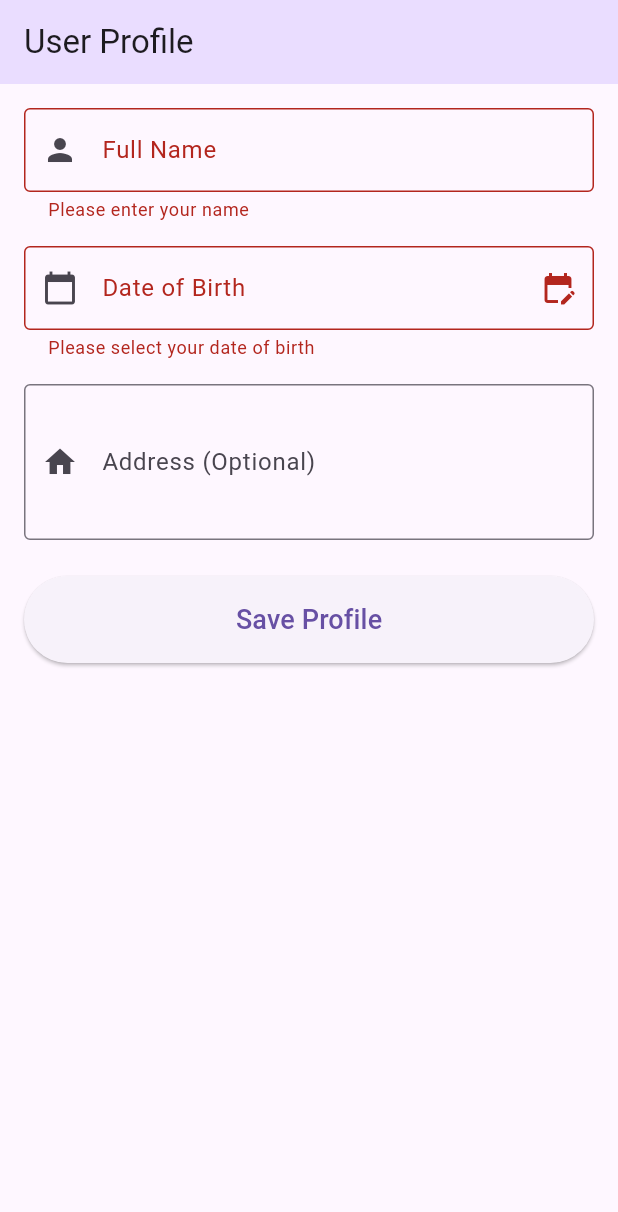
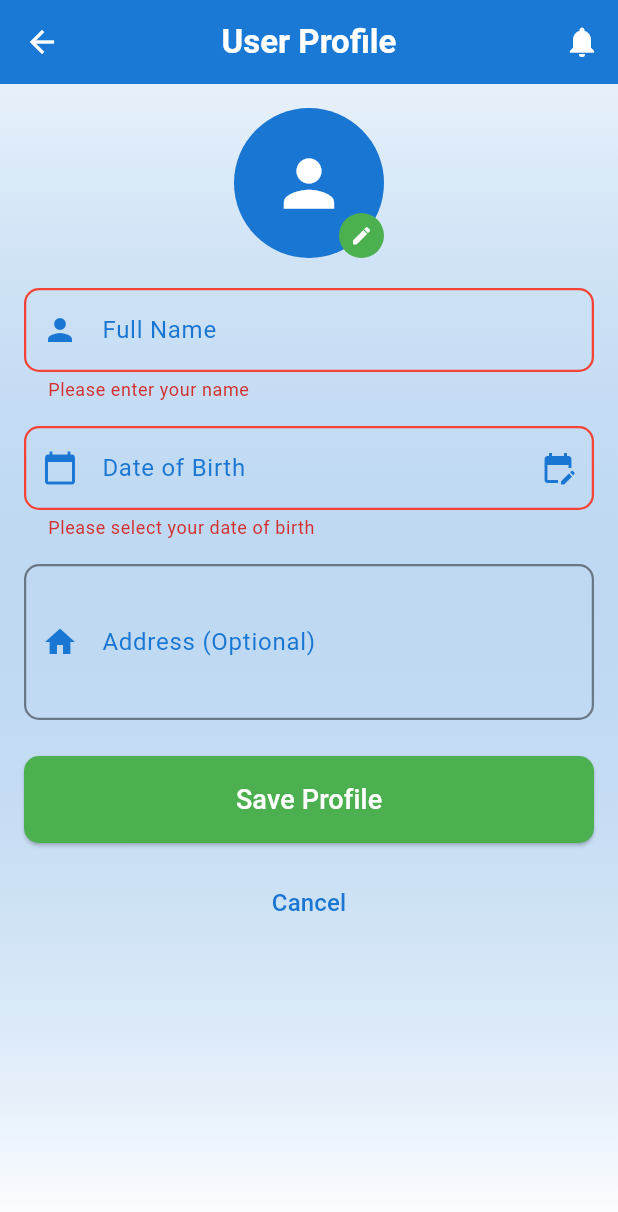
Before and after one commit to Jaslyn1191/hellohackers, a Flutter app: the ProfilePage screen opened directly, after a tap on "Save Profile", on a phone screen of 412 x 824 dp. Shown: the top 1212 px of the screen. Run offline on Flutter 3.47's test engine with Material 3 defaults, Android fonts, the phone set to English and light mode, and no system bars.

Commit message:
Added user profile icon and change theme colours

```diff
--- a/lib/profile_page.dart
+++ b/lib/profile_page.dart
@@ -1,6 +1,5 @@
 import 'package:flutter/material.dart';
 
-// This is a StatefulWidget because its content (the text in the form fields) can change.
 class ProfilePage extends StatefulWidget {
   const ProfilePage({super.key});
 
@@ -9,53 +8,52 @@ class ProfilePage extends StatefulWidget {
 }
 
 class _ProfilePageState extends State<ProfilePage> {
-  // --- Key for the Form widget ---
-  // This key is used to uniquely identify the form and manage its state (like validation).
   final _formKey = GlobalKey<FormState>();
-
-  // --- Controllers for Text Fields ---
-  // Controllers listen to and control the text inside a TextFormField.
   final TextEditingController _nameController = TextEditingController();
   final TextEditingController _dobController = TextEditingController();
   final TextEditingController _addressController = TextEditingController();
 
-  // --- Function to select a date (for Date of Birth) ---
   Future<void> _selectDate(BuildContext context) async {
-    // Show the date picker dialog
     final DateTime? picked = await showDatePicker(
       context: context,
       initialDate: DateTime.now(),
-      firstDate: DateTime(1900), // Earliest date allowed
-      lastDate: DateTime.now(), // Latest date allowed (today)
+      firstDate: DateTime(1900),
+      lastDate: DateTime.now(),
+      builder: (context, child) {
+        return Theme(
+          data: Theme.of(context).copyWith(
+            colorScheme: const ColorScheme.light(
+              primary: Color(0xFF1976D2), // Darker blue header
+              onPrimary: Colors.white,
+              onSurface: Colors.black,
+            ),
+          ),
+          child: child!,
         );
-    // If a date was picked and it's different from the current one
+      },
+    );
     if (picked != null) {
       setState(() {
-        // Format the DateTime object to a simple String (YYYY-MM-DD)
-        // You can format this differently, e.g., using the `intl` package.
         _dobController.text = "${picked.year}-${picked.month}-${picked.day}";
       });
     }
   }
 
-  // --- Function called when the "Save Profile" button is pressed ---
   void _saveProfile() {
-    // Validate all the form fields that have a `validator` function.
     if (_formKey.currentState!.validate()) {
-      // If the form is valid, show a success message.
-      // In a real app, you would save this data to a database (like Firebase) here.
       ScaffoldMessenger.of(context).showSnackBar(
-        const SnackBar(content: Text('Profile Saved! (Simulated)')),
+        SnackBar(
+          content: const Text('Profile Saved!'),
+          backgroundColor: Colors.green,
+          behavior: SnackBarBehavior.floating,
+          shape: RoundedRectangleBorder(
+            borderRadius: BorderRadius.circular(10),
+          ),
+        ),
       );
-      // You can access the text from controllers like this:
-      // print('Name: ${_nameController.text}');
-      // print('DOB: ${_dobController.text}');
-      // print('Address: ${_addressController.text}');
     }
   }
 
-  // --- Important: Dispose controllers when the widget is removed ---
-  // This prevents memory leaks.
   @override
   void dispose() {
     _nameController.dispose();
@@ -68,27 +66,82 @@ class _ProfilePageState extends State<ProfilePage> {
   Widget build(BuildContext context) {
     return Scaffold(
       appBar: AppBar(
-        title: const Text('User Profile'),
-        backgroundColor: Theme.of(context).colorScheme.primaryContainer,
+        title: const Text(
+          'User Profile',
+          style: TextStyle(fontWeight: FontWeight.bold),
         ),
-      body: Padding(
+        centerTitle: true,
+        actions: [
+          IconButton(
+            icon: const Icon(Icons.notifications),
+            onPressed: () {},
+          ),
+        ],
+      ),
+      body: Container(
+        decoration: BoxDecoration(
+          gradient: LinearGradient(
+            begin: Alignment.topCenter,
+            end: Alignment.bottomCenter,
+            colors: [
+              const Color(0xFF1976D2).withValues(alpha: 0.1), // Darker blue tint
+              Colors.white,
+            ],
+          ),
+        ),
+        child: Padding(
           padding: const EdgeInsets.all(16.0),
-        // The Form widget groups and validates multiple form fields [citation:3]
           child: Form(
             key: _formKey,
             child: ListView(
-            // ListView is scrollable, good for forms on small screens
               children: [
-              // --- Name Field ---
+                // Profile Header with Avatar
+                Center(
+                  child: Stack(
+                    children: [
+                      CircleAvatar(
+                        radius: 50,
+                        backgroundColor: const Color(0xFF1976D2), // Darker blue
+                        child: const Icon(
+                          Icons.person,
+                          size: 50,
+                          color: Colors.white,
+                        ),
+                      ),
+                      Positioned(
+                        bottom: 0,
+                        right: 0,
+                        child: CircleAvatar(
+                          radius: 15,
+                          backgroundColor: Colors.green,
+                          child: const Icon(
+                            Icons.edit,
+                            size: 15,
+                            color: Colors.white,
+                          ),
+                        ),
+                      ),
+                    ],
+                  ),
+                ),
+                const SizedBox(height: 20),
+
+                // Name Field
                 TextFormField(
                   controller: _nameController,
-                decoration: const InputDecoration(
+                  decoration: InputDecoration(
                     labelText: 'Full Name',
-                  border: OutlineInputBorder(),
-                  prefixIcon: Icon(Icons.person),
+                    border: OutlineInputBorder(
+                      borderRadius: BorderRadius.circular(10),
+                      borderSide: const BorderSide(color: Colors.black54, width: 1.5),
+                    ),
+                    enabledBorder: OutlineInputBorder(
+                      borderRadius: BorderRadius.circular(10),
+                      borderSide: const BorderSide(color: Colors.black45, width: 1.5),
+                    ),
+                    prefixIcon: const Icon(Icons.person, color: Color(0xFF1976D2)),
                   ),
                   keyboardType: TextInputType.name,
-                // Validator ensures the field isn't empty [citation:3]
                   validator: (value) {
                     if (value == null || value.isEmpty) {
                       return 'Please enter your name';
@@ -98,20 +151,26 @@ class _ProfilePageState extends State<ProfilePage> {
                 ),
                 const SizedBox(height: 16),
 
-              // --- Date of Birth Field ---
+                // Date of Birth Field
                 TextFormField(
                   controller: _dobController,
                   decoration: InputDecoration(
                     labelText: 'Date of Birth',
-                  border: const OutlineInputBorder(),
-                  prefixIcon: const Icon(Icons.calendar_today),
-                  // Add a suffix icon to make it clear it's tappable
+                    border: OutlineInputBorder(
+                      borderRadius: BorderRadius.circular(10),
+                      borderSide: const BorderSide(color: Colors.black54, width: 1.5),
+                    ),
+                    enabledBorder: OutlineInputBorder(
+                      borderRadius: BorderRadius.circular(10),
+                      borderSide: const BorderSide(color: Colors.black45, width: 1.5),
+                    ),
+                    prefixIcon: const Icon(Icons.calendar_today, color: Color(0xFF1976D2)),
                     suffixIcon: IconButton(
-                    icon: const Icon(Icons.edit_calendar),
+                      icon: const Icon(Icons.edit_calendar, color: Color(0xFF1976D2)),
                       onPressed: () => _selectDate(context),
                     ),
                   ),
-                readOnly: true, // Prevents manual typing, forces date picker
+                  readOnly: true,
                   validator: (value) {
                     if (value == null || value.isEmpty) {
                       return 'Please select your date of birth';
@@ -121,35 +180,53 @@ class _ProfilePageState extends State<ProfilePage> {
                 ),
                 const SizedBox(height: 16),
 
-              // --- Address Field (Optional) ---
+                // Address Field
                 TextFormField(
                   controller: _addressController,
-                decoration: const InputDecoration(
+                  decoration: InputDecoration(
                     labelText: 'Address (Optional)',
-                  border: OutlineInputBorder(),
-                  prefixIcon: Icon(Icons.home),
+                    border: OutlineInputBorder(
+                      borderRadius: BorderRadius.circular(10),
+                      borderSide: const BorderSide(color: Colors.black54, width: 1.5),
+                    ),
+                    enabledBorder: OutlineInputBorder(
+                      borderRadius: BorderRadius.circular(10),
+                      borderSide: const BorderSide(color: Colors.black45, width: 1.5),
+                    ),
+                    prefixIcon: const Icon(Icons.home, color: Color(0xFF1976D2)),
                   ),
                   keyboardType: TextInputType.streetAddress,
-                maxLines: 3, // Allows for multi-line addresses
-                // No validator means this field is optional
+                  maxLines: 3,
                 ),
                 const SizedBox(height: 24),
 
-              // --- Save Button ---
+                // Save Button
                 ElevatedButton(
                   onPressed: _saveProfile,
-                style: ElevatedButton.styleFrom(
-                  padding: const EdgeInsets.symmetric(vertical: 16),
-                ),
                   child: const Text(
                     'Save Profile',
                     style: TextStyle(fontSize: 18),
+                  ),
+                ),
+                const SizedBox(height: 16),
+
+                // Secondary Action
+                Center(
+                  child: TextButton(
+                    onPressed: () {
+                      Navigator.pop(context);
+                    },
+                    child: const Text(
+                      'Cancel',
+                      style: TextStyle(fontSize: 16, color: Color(0xFF1976D2)),
+                    ),
                   ),
                 ),
               ],
             ),
           ),
         ),
+      ),
     );
   }
 }
```
Also changed, not shown: lib/main.dart (+81 -126 lines), flutter_01.png (added). Lines whose indentation alone changed are shown as unchanged.
